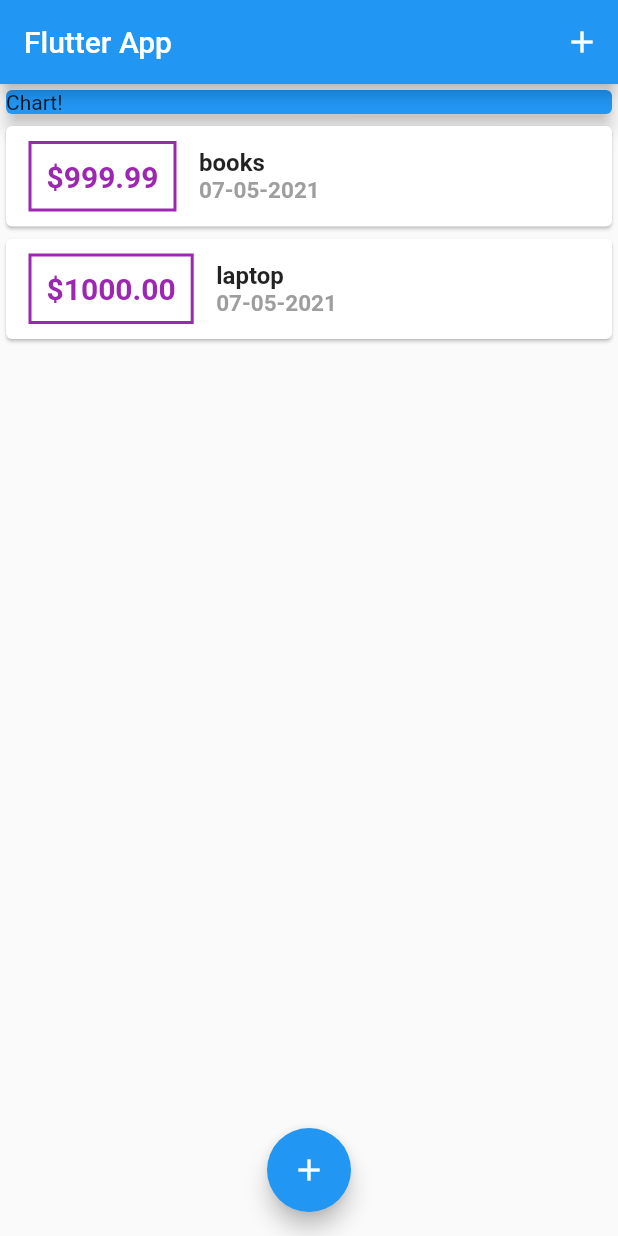
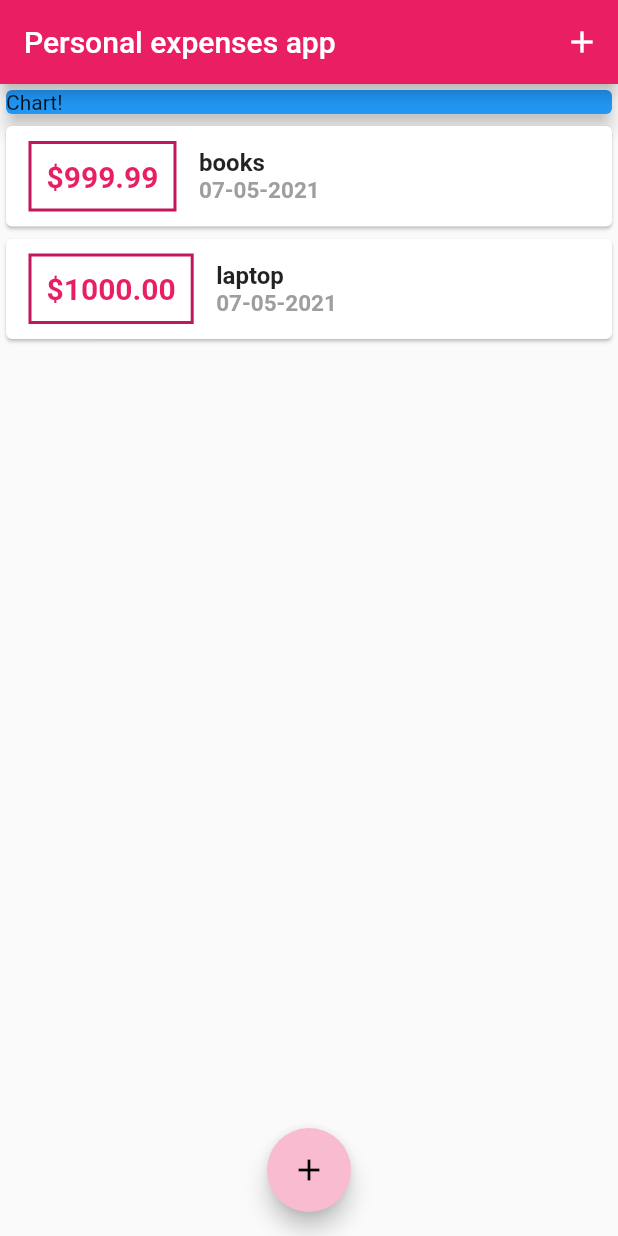
Before and after one commit to GEEPA88/personal-expense-app, a Flutter app: the screen it shows after launch, on a phone screen of 412 x 824 dp. Run offline on Flutter 3.47's test engine with Material 2 defaults, Android fonts, the phone set to English and light mode, and no system bars.

Commit message:
13thcommit

```diff
--- a/lib/main.dart
+++ b/lib/main.dart
@@ -9,7 +9,11 @@ class MyApp extends StatelessWidget {
   @override
   Widget build(BuildContext context) {
     return MaterialApp(
-      title: 'Flutter app',
+      title: 'Personal expenses',
+      theme: ThemeData(
+        primarySwatch: Colors.pink,
+        accentColor: Colors.pink[100],
+      ),
       home: MyHomePage(),
     );
   }
@@ -67,7 +71,7 @@ class _MyHomePageState extends State<MyHomePage> {
   Widget build(BuildContext context) {
     return Scaffold(
       appBar: AppBar(
-        title: Text('Flutter App'),
+        title: Text('Personal expenses app'),
         actions: <Widget>[
           IconButton(
             icon: Icon(Icons.add),
--- a/lib/widgets/transaction_list.dart
+++ b/lib/widgets/transaction_list.dart
@@ -23,7 +23,7 @@ class TransactionList extends StatelessWidget {
                   ),
                   decoration: BoxDecoration(
                     border: Border.all(
-                      color: Colors.purple,
+                      color: Theme.of(context).primaryColorDark,
                       width: 2,
                     ),
                   ),
@@ -33,7 +33,7 @@ class TransactionList extends StatelessWidget {
                     style: TextStyle(
                       fontWeight: FontWeight.bold,
                       fontSize: 20,
-                      color: Colors.purple,
+                      color: Theme.of(context).primaryColor,
                     ),
                   ),
                 ),
```
